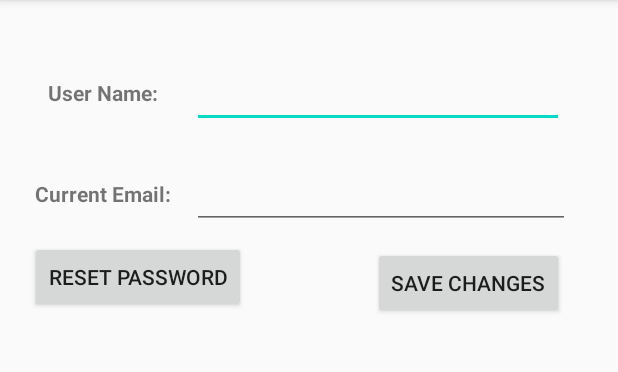
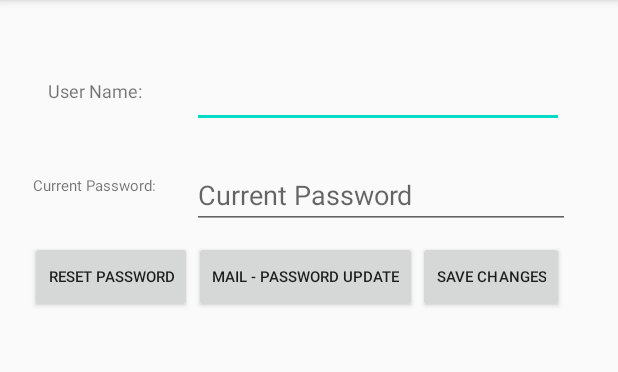
Before and after one commit to fatihhcan/Kotlin-ChatApp, an Android app: the UserSettingsActivity screen opened directly, with no data from a screen before it, on a phone screen of 412 x 824 dp, the part 84-456 px from its top. Run offline under Robolectric (Android 15) with nearby library versions, the phone set to English and light mode, and no system bars; our stand-ins replace Firebase (no records; nobody signed in at launch, a user with empty details on screens opened directly).

Commit message:
Mail and password updates have been completed.

```diff
--- a/app/src/main/java/com/example/chatapp/UserSettingsActivity.kt
+++ b/app/src/main/java/com/example/chatapp/UserSettingsActivity.kt
@@ -1,8 +1,11 @@
 package com.example.chatapp
 
+import android.content.Intent
 import androidx.appcompat.app.AppCompatActivity
 import android.os.Bundle
+import android.view.View
 import android.widget.Toast
+import com.google.firebase.auth.EmailAuthProvider
 import com.google.firebase.auth.FirebaseAuth
 import com.google.firebase.auth.UserProfileChangeRequest
 import kotlinx.android.synthetic.main.activity_user_settings.*
@@ -14,7 +17,7 @@ class UserSettingsActivity : AppCompatActivity() {
         var user=FirebaseAuth.getInstance().currentUser!!
 
         editTextDetailName.setText(user.displayName.toString())
-        editTextDetailMail.setText(user.email.toString())
+
 
         btnPasswordSend.setOnClickListener {
             FirebaseAuth.getInstance().sendPasswordResetEmail(FirebaseAuth.getInstance().currentUser?.email.toString())
@@ -32,7 +35,7 @@ class UserSettingsActivity : AppCompatActivity() {
         }
 
         btnSaveChanges.setOnClickListener {
-            if (editTextDetailName.text.toString().isNotEmpty() && editTextDetailMail.text.toString().isNotEmpty())
+            if (editTextDetailName.text.toString().isNotEmpty())
             {
                 if (!editTextDetailName.text.toString().equals(user.displayName.toString()))
                     {
@@ -54,5 +57,71 @@ class UserSettingsActivity : AppCompatActivity() {
                 Toast.makeText(this,"Fill in  the blank fields.", Toast.LENGTH_SHORT).show()
             }
         }
+
+        btnPasswordMailUpdate.setOnClickListener {
+            if (editTextDetailPassword.text.toString().isNotEmpty())
+            {
+                var credential=EmailAuthProvider.getCredential(user.email.toString(),editTextDetailPassword.text.toString())
+                user.reauthenticate(credential)
+                    .addOnCompleteListener { task->
+                        if (task.isSuccessful){
+                                updateLayout.visibility= View.VISIBLE
+                            btnUpdateMail.setOnClickListener {
+                                mailAddressUpdate()
+                            }
+
+                            btnUpdatePassword.setOnClickListener {
+                                passwordUpdate()
+                            }
+                        }else{
+                            Toast.makeText(this,"You entered your current password incorrectly.", Toast.LENGTH_SHORT).show()
+                            updateLayout.visibility= View.INVISIBLE
+
+                        }
+                    }
+            }else{
+                Toast.makeText(this,"Enter your valid password for updates.", Toast.LENGTH_SHORT).show()
+
+            }
+        }
+    }
+
+    private fun passwordUpdate() {
+
+        var user=FirebaseAuth.getInstance().currentUser!!
+
+        if (user !=null){
+            user.updatePassword(editTextNewPassword.text.toString())
+                .addOnCompleteListener { task ->
+                    Toast.makeText(this,"Password has been changed.", Toast.LENGTH_SHORT).show()
+                    FirebaseAuth.getInstance().signOut()
+                    loginPageRoute()
+                }
+        }
+    }
+
+    private fun mailAddressUpdate() {
+        var user=FirebaseAuth.getInstance().currentUser!!
+
+        if (user !=null){
+
+
+
+
+            user.updateEmail(editTextNewMail.text.toString())
+                .addOnCompleteListener { task ->
+
+                    Toast.makeText(this,"Mail address has been changed.", Toast.LENGTH_SHORT).show()
+                    FirebaseAuth.getInstance().signOut()
+                    loginPageRoute()
+
+
+                }
+        }
+    }
+    fun loginPageRoute(){
+        var intent = Intent(this, LoginActivity::class.java)
+        startActivity(intent)
+        finish()
     }
 }
--- a/app/src/main/res/layout/activity_user_settings.xml
+++ b/app/src/main/res/layout/activity_user_settings.xml
@@ -22,8 +22,8 @@
         android:layout_width="wrap_content"
         android:layout_height="wrap_content"
         android:layout_marginTop="48dp"
-        android:text="Current Email:"
-        android:textStyle="bold"
+        android:text="Current Password:"
+        android:textSize="10sp"
         app:layout_constraintEnd_toEndOf="@+id/textView3"
         app:layout_constraintHorizontal_bias="0.529"
         app:layout_constraintStart_toStartOf="@+id/textView3"
@@ -36,19 +36,18 @@
         android:layout_marginStart="32dp"
         android:layout_marginTop="52dp"
         android:text="User Name:"
-        android:textStyle="bold"
-        app:layout_constraintEnd_toStartOf="@+id/editTextDetailName"
-        app:layout_constraintHorizontal_bias="0.0"
+        android:textSize="12sp"
         app:layout_constraintStart_toStartOf="parent"
         app:layout_constraintTop_toTopOf="parent" />
 
     <EditText
-        android:id="@+id/editTextDetailMail"
+        android:id="@+id/editTextDetailPassword"
         android:layout_width="252dp"
         android:layout_height="43dp"
         android:layout_marginTop="24dp"
         android:ems="10"
-        android:inputType="textEmailAddress"
+        android:hint="Current Password"
+        android:inputType="textPassword"
         app:layout_constraintEnd_toEndOf="@+id/editTextDetailName"
         app:layout_constraintHorizontal_bias="0.0"
         app:layout_constraintStart_toStartOf="@+id/editTextDetailName"
@@ -58,11 +57,11 @@
         android:id="@+id/btnSaveChanges"
         android:layout_width="wrap_content"
         android:layout_height="wrap_content"
-        android:layout_marginTop="12dp"
         android:layout_marginEnd="4dp"
         android:text="Save Changes"
-        app:layout_constraintEnd_toEndOf="@+id/editTextDetailMail"
-        app:layout_constraintTop_toBottomOf="@+id/editTextDetailMail" />
+        android:textSize="10sp"
+        app:layout_constraintEnd_toEndOf="@+id/editTextDetailPassword"
+        app:layout_constraintTop_toTopOf="@+id/btnPasswordSend" />
 
     <Button
         android:id="@+id/btnPasswordSend"
@@ -71,7 +70,94 @@
         android:layout_marginStart="20dp"
         android:layout_marginTop="8dp"
         android:text="RESET PASSWORD"
+        android:textSize="10sp"
         app:layout_constraintStart_toStartOf="parent"
-        app:layout_constraintTop_toBottomOf="@+id/editTextDetailMail" />
+        app:layout_constraintTop_toBottomOf="@+id/editTextDetailPassword" />
+
+    <Button
+        android:id="@+id/btnPasswordMailUpdate"
+        android:layout_width="wrap_content"
+        android:layout_height="wrap_content"
+        android:text="MAIL - PASSWORD UPDATE"
+        android:textSize="10sp"
+        app:layout_constraintEnd_toStartOf="@+id/btnSaveChanges"
+        app:layout_constraintStart_toEndOf="@+id/btnPasswordSend"
+        app:layout_constraintTop_toTopOf="@+id/btnPasswordSend" />
+
+    <androidx.constraintlayout.widget.ConstraintLayout
+        android:id="@+id/updateLayout"
+        android:layout_width="383dp"
+        android:layout_height="381dp"
+        android:visibility="invisible"
+        app:layout_constraintEnd_toEndOf="parent"
+        app:layout_constraintHorizontal_bias="0.571"
+        app:layout_constraintStart_toStartOf="parent"
+        app:layout_constraintTop_toBottomOf="@+id/btnPasswordMailUpdate">
+
+        <TextView
+            android:id="@+id/textView5"
+            android:layout_width="wrap_content"
+            android:layout_height="wrap_content"
+            android:layout_marginStart="16dp"
+            android:layout_marginTop="12dp"
+            android:text="New Email :"
+            app:layout_constraintStart_toStartOf="parent"
+            app:layout_constraintTop_toTopOf="@+id/editTextNewMail" />
+
+        <TextView
+            android:id="@+id/textView6"
+            android:layout_width="wrap_content"
+            android:layout_height="wrap_content"
+            android:layout_marginStart="16dp"
+            android:layout_marginTop="44dp"
+            android:text="New Password :"
+            app:layout_constraintStart_toStartOf="parent"
+            app:layout_constraintTop_toBottomOf="@+id/textView5" />
+
+        <EditText
+            android:id="@+id/editTextNewMail"
+            android:layout_width="wrap_content"
+            android:layout_height="wrap_content"
+            android:layout_marginTop="16dp"
+            android:ems="10"
+            android:inputType="textEmailAddress"
+            app:layout_constraintEnd_toEndOf="parent"
+            app:layout_constraintStart_toEndOf="@+id/textView5"
+            app:layout_constraintTop_toTopOf="parent" />
+
+        <EditText
+            android:id="@+id/editTextNewPassword"
+            android:layout_width="wrap_content"
+            android:layout_height="wrap_content"
+            android:layout_marginTop="20dp"
+            android:ems="10"
+            android:inputType="textPassword"
+            app:layout_constraintEnd_toEndOf="@+id/editTextNewMail"
+            app:layout_constraintHorizontal_bias="0.0"
+            app:layout_constraintStart_toStartOf="@+id/editTextNewMail"
+            app:layout_constraintTop_toBottomOf="@+id/editTextNewMail" />
+
+        <Button
+            android:id="@+id/btnUpdatePassword"
+            android:layout_width="wrap_content"
+            android:layout_height="wrap_content"
+            android:layout_marginStart="36dp"
+            android:layout_marginTop="28dp"
+            android:text="Update Password"
+            android:textSize="12sp"
+            app:layout_constraintStart_toStartOf="parent"
+            app:layout_constraintTop_toBottomOf="@+id/editTextNewPassword" />
+
+        <Button
+            android:id="@+id/btnUpdateMail"
+            android:layout_width="wrap_content"
+            android:layout_height="wrap_content"
+            android:layout_marginTop="28dp"
+            android:layout_marginEnd="36dp"
+            android:text="Update Mail"
+            android:textSize="12sp"
+            app:layout_constraintEnd_toEndOf="parent"
+            app:layout_constraintTop_toBottomOf="@+id/editTextNewPassword" />
+    </androidx.constraintlayout.widget.ConstraintLayout>
 
 </androidx.constraintlayout.widget.ConstraintLayout>
```
